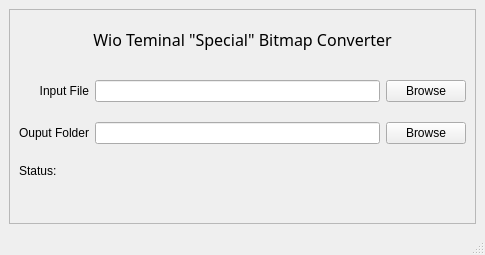
First picture: the form in bitmapImageConverter/WioTerminalBitmapConverterGUI.ui, repository haydn9000/SeeedWioTerminalTestRun, before the edit.
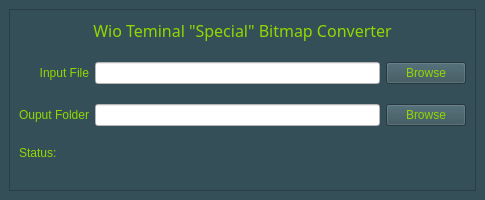
Second picture: the form after the edit.

Patch:
```diff
--- a/bitmapImageConverter/WioTerminalBitmapConverterGUI.ui
+++ b/bitmapImageConverter/WioTerminalBitmapConverterGUI.ui
@@ -7,22 +7,31 @@
     <x>0</x>
     <y>0</y>
     <width>485</width>
-    <height>255</height>
+    <height>200</height>
    </rect>
   </property>
   <property name="minimumSize">
    <size>
     <width>485</width>
-    <height>255</height>
+    <height>200</height>
    </size>
   </property>
   <property name="windowTitle">
    <string>MainWindow</string>
   </property>
+  <property name="styleSheet">
+   <string notr="true">background-color: #354f58;</string>
+  </property>
   <widget class="QWidget" name="centralwidget">
    <layout class="QVBoxLayout" name="verticalLayout">
     <item>
      <widget class="QFrame" name="frame">
+      <property name="styleSheet">
+       <string notr="true">label_3
+{
+	color: rgb(255, 255, 255);
+}</string>
+      </property>
       <property name="frameShape">
        <enum>QFrame::StyledPanel</enum>
       </property>
@@ -36,10 +45,17 @@
           <number>20</number>
          </property>
          <item row="1" column="1">
-          <widget class="QLineEdit" name="lineEdit_2"/>
+          <widget class="QLineEdit" name="lineEdit_2">
+           <property name="styleSheet">
+            <string notr="true">background-color: rgb(255, 255, 255);</string>
+           </property>
+          </widget>
          </item>
          <item row="2" column="2">
           <widget class="QPushButton" name="pushButton_2">
+           <property name="styleSheet">
+            <string notr="true">color: rgb(144, 216, 0);</string>
+           </property>
            <property name="text">
             <string>Browse</string>
            </property>
@@ -47,16 +63,26 @@
          </item>
          <item row="1" column="2">
           <widget class="QPushButton" name="pushButton">
+           <property name="styleSheet">
+            <string notr="true">color: rgb(144, 216, 0);</string>
+           </property>
            <property name="text">
             <string>Browse</string>
            </property>
           </widget>
          </item>
          <item row="2" column="1">
-          <widget class="QLineEdit" name="lineEdit"/>
+          <widget class="QLineEdit" name="lineEdit">
+           <property name="styleSheet">
+            <string notr="true">background-color: rgb(255, 255, 255);</string>
+           </property>
+          </widget>
          </item>
          <item row="1" column="0">
           <widget class="QLabel" name="label">
+           <property name="styleSheet">
+            <string notr="true">color: rgb(144, 216, 0);</string>
+           </property>
            <property name="text">
             <string>Input File</string>
            </property>
@@ -67,6 +93,9 @@
          </item>
          <item row="2" column="0">
           <widget class="QLabel" name="label_2">
+           <property name="styleSheet">
+            <string notr="true">color: rgb(144, 216, 0);</string>
+           </property>
            <property name="text">
             <string>Ouput Folder</string>
            </property>
@@ -77,9 +106,12 @@
            <property name="minimumSize">
             <size>
              <width>0</width>
-             <height>50</height>
+             <height>40</height>
             </size>
            </property>
+           <property name="styleSheet">
+            <string notr="true">color: rgb(144, 216, 0);</string>
+           </property>
            <property name="text">
             <string>Status:</string>
            </property>
@@ -102,6 +134,9 @@
              <pointsize>12</pointsize>
             </font>
            </property>
+           <property name="styleSheet">
+            <string notr="true">color: rgb(144, 216, 0);</string>
+           </property>
            <property name="text">
             <string>Wio Teminal &quot;Special&quot; Bitmap Converter</string>
            </property>
@@ -117,17 +152,6 @@
     </item>
    </layout>
   </widget>
-  <widget class="QMenuBar" name="menubar">
-   <property name="geometry">
-    <rect>
-     <x>0</x>
-     <y>0</y>
-     <width>485</width>
-     <height>21</height>
-    </rect>
-   </property>
-  </widget>
-  <widget class="QStatusBar" name="statusbar"/>
  </widget>
  <resources/>
  <connections/>
```
